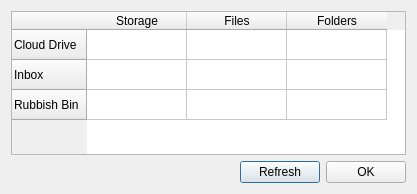
First picture: the form in Source/MEGASync/gui/macx/AccountDetailsDialog.ui, repository meganz/MEGAsync, before the edit.
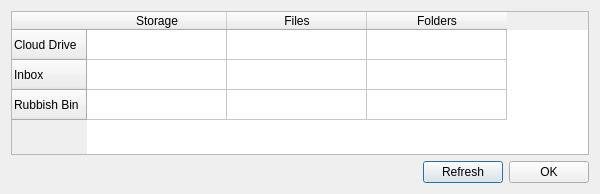
Second picture: the form after the edit.

Commit message: Account details GUI fixes

```diff
--- a/Source/MEGASync/gui/macx/AccountDetailsDialog.ui
+++ b/Source/MEGASync/gui/macx/AccountDetailsDialog.ui
@@ -6,19 +6,19 @@
    <rect>
     <x>0</x>
     <y>0</y>
-    <width>417</width>
+    <width>600</width>
     <height>194</height>
    </rect>
   </property>
   <property name="minimumSize">
    <size>
-    <width>417</width>
+    <width>600</width>
     <height>194</height>
    </size>
   </property>
   <property name="maximumSize">
    <size>
-    <width>417</width>
+    <width>600</width>
     <height>194</height>
    </size>
   </property>
@@ -92,6 +92,12 @@
         <attribute name="horizontalHeaderVisible">
          <bool>true</bool>
         </attribute>
+        <attribute name="horizontalHeaderDefaultSectionSize">
+         <number>140</number>
+        </attribute>
+        <attribute name="horizontalHeaderMinimumSectionSize">
+         <number>140</number>
+        </attribute>
         <row>
          <property name="text">
           <string>Cloud Drive</string>
```
